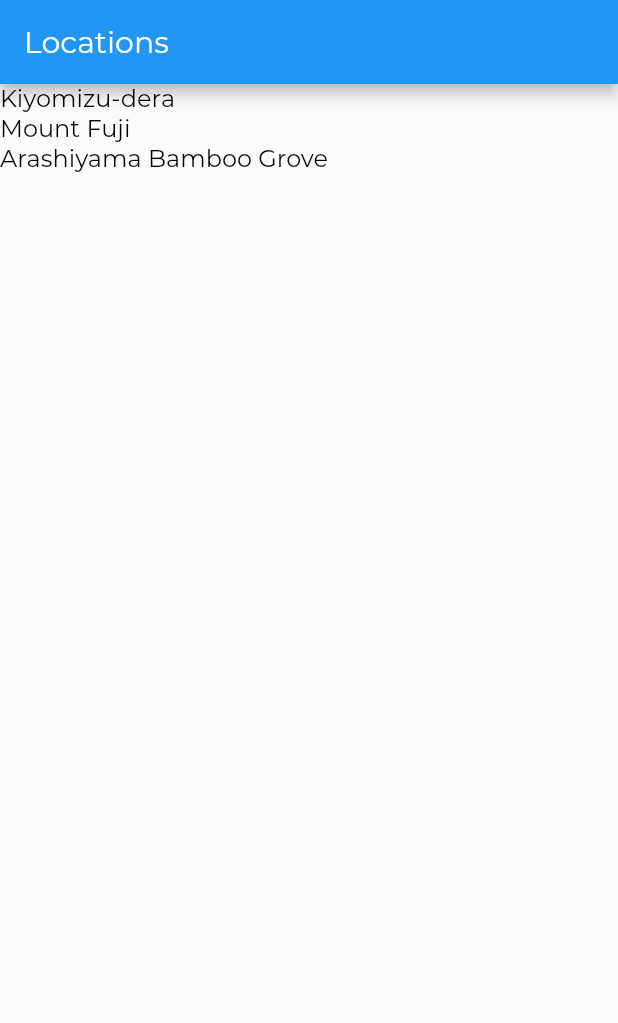
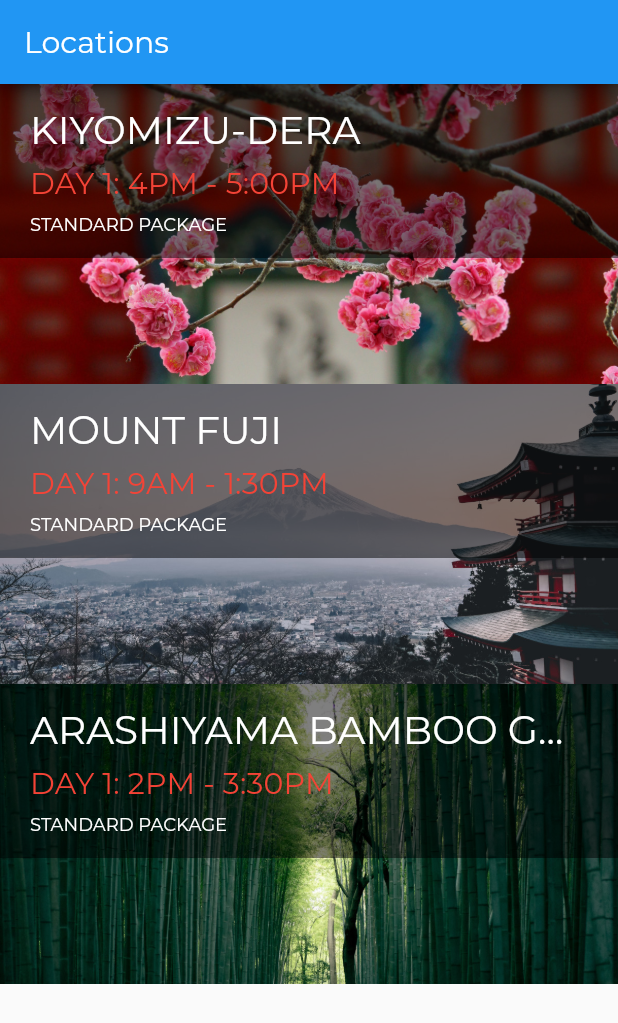
Before and after one commit to activesince93/first_flutter_app, a Flutter app: the screen it shows after launch, on a phone screen of 412 x 824 dp. Shown: the top 1023 px of the screen. Run offline on Flutter 3.47's test engine with Material 2 defaults, Android fonts, the phone set to English and light mode, and no system bars.

Commit message:
- Design 'location_list.dart' screen

```diff
--- a/lib/location_detail/location_detail.dart
+++ b/lib/location_detail/location_detail.dart
@@ -1,8 +1,8 @@
 import 'package:first_flutter_app/models/location.dart';
 import 'package:flutter/material.dart';
 
-import 'text_section.dart';
-import 'image_banner.dart';
+import 'package:first_flutter_app/widgets/text_section.dart';
+import 'package:first_flutter_app/widgets/image_banner.dart';
 
 class LocationDetail extends StatelessWidget {
 
--- a/lib/location_list/location_list.dart
+++ b/lib/location_list/location_list.dart
@@ -1,4 +1,6 @@
+import 'package:first_flutter_app/widgets/image_banner.dart';
 import 'package:first_flutter_app/models/location.dart';
+import 'package:first_flutter_app/location_list/tile_overlay.dart';
 import 'package:flutter/material.dart';
 
 import '../main.dart';
@@ -12,19 +14,27 @@ class LocationList extends StatelessWidget {
       appBar: AppBar(
         title: Text('Locations'),
       ),
-      body: ListView(
-        children: locations
-            .map((location) =>
-            GestureDetector(
-              child: Text(location.name),
-              onTap: () => _onLocationTap(context, location.id)
-            ))
-            .toList(),
+      body: ListView.builder(
+        itemCount: locations.length,
+        itemBuilder: (context, index) =>
+            _itemBuilder(context, locations[index]),
       ),
     );
   }
 
   _onLocationTap(BuildContext context, int locationId) {
-    Navigator.pushNamed(context, LocationDetailsRoute, arguments: {"id" : locationId});
+    Navigator.pushNamed(context, LocationDetailsRoute,
+        arguments: {"id": locationId});
+  }
+
+  Widget _itemBuilder(BuildContext context, Location location) {
+    return GestureDetector(
+        child: Stack(
+            children: [
+              ImageBanner(location.imagePath),
+              TileOverlay(location)
+            ]
+        ),
+        onTap: () => _onLocationTap(context, location.id));
   }
 }
--- /dev/null
+++ b/lib/location_list/tile_overlay.dart
@@ -0,0 +1,24 @@
+import 'package:first_flutter_app/models/location.dart';
+import 'package:first_flutter_app/widgets/location_tile.dart';
+import 'package:flutter/material.dart';
+
+class TileOverlay extends StatelessWidget {
+  final Location _location;
+
+  TileOverlay(this._location);
+
+  @override
+  Widget build(BuildContext context) {
+    return Column(
+      mainAxisAlignment: MainAxisAlignment.end,
+      crossAxisAlignment: CrossAxisAlignment.stretch,
+      children: <Widget>[
+        Container(
+          padding: EdgeInsets.all(8.0),
+          decoration: BoxDecoration(color: Colors.black.withOpacity(0.5)),
+          child: LocationTile(_location, false),
+        )
+      ],
+    );
+  }
+}
--- a/lib/main.dart
+++ b/lib/main.dart
@@ -47,6 +47,11 @@ class UnitConverterApp extends StatelessWidget {
   _theme() {
     return ThemeData(
         appBarTheme: AppBarTheme(textTheme: TextTheme(title: AppBarTextStyle)),
-        textTheme: TextTheme(title: TitleTextStyle, body1: Body1TextStyle));
+        textTheme: TextTheme(
+          title: TitleTextStyle,
+          body1: Body1TextStyle,
+          subtitle: SubTitleTextStyle,
+          caption: CaptionTextStyle,
+        ));
   }
 }
--- a/lib/models/location.dart
+++ b/lib/models/location.dart
@@ -1,27 +1,56 @@
-import 'location_fact.dart';
+import './location_fact.dart';
 
+/// Represents a tourism location a user can visit.
 class Location {
   final int id;
   final String name;
   final String imagePath;
+  final String userItinerarySummary;
+  final String tourPackageName;
   final List<LocationFact> facts;
 
-  Location(this.id, this.name, this.imagePath, this.facts);
+  Location({
+    this.id,
+    this.name,
+    this.imagePath,
+    this.userItinerarySummary,
+    this.tourPackageName,
+    this.facts,
+  });
 
   static List<Location> fetchAll() {
     return [
-      Location(1, 'Kiyomizu-dera', 'assets/images/kiyomizu-dera.jpg', [
+      Location(
+          id: 1,
+          name: 'Kiyomizu-dera',
+          imagePath: 'assets/images/kiyomizu-dera.jpg',
+          userItinerarySummary: 'Day 1: 4PM - 5:00PM',
+          tourPackageName: 'Standard Package',
+          facts: [
             LocationFact('Summary',
                 'Kiyomizu-dera, officially Otowa-san Kiyomizu-dera, is an independent Buddhist temple in eastern Kyoto. The temple is part of the Historic Monuments of Ancient Kyoto UNESCO World Heritage site.'),
-        LocationFact('Architectural Style', 'Japanese Buddhist architecture.'),
+            LocationFact(
+                'Architectural Style', 'Japanese Buddhist architecture.'),
           ]),
-      Location(2, 'Mount Fuji', 'assets/images/fuji.jpg', [
+      Location(
+          id: 2,
+          name: 'Mount Fuji',
+          imagePath: 'assets/images/fuji.jpg',
+          userItinerarySummary: 'Day 1: 9AM - 1:30PM',
+          tourPackageName: 'Standard Package',
+          facts: [
             LocationFact('Summary',
                 'Japan’s Mt. Fuji is an active volcano about 100 kilometers southwest of Tokyo. Commonly called “Fuji-san,” it’s the country’s tallest peak, at 3,776 meters. A pilgrimage site for centuries, it’s considered one of Japan’s 3 sacred mountains, and summit hikes remain a popular activity. Its iconic profile is the subject of numerous works of art, notably Edo Period prints by Hokusai and Hiroshige.'),
             LocationFact('Did You Know',
-            'There are three cities that surround  Mount Fuji: Gotemba, Fujiyoshida and Fujinomiya.'),
+                'There are three cities that surround Mount Fuji: Gotemba, Fujiyoshida and Fujinomiya.'),
           ]),
-      Location(3, 'Arashiyama Bamboo Grove', 'assets/images/arashiyama.jpg', [
+      Location(
+          id: 3,
+          name: 'Arashiyama Bamboo Grove',
+          imagePath: 'assets/images/arashiyama.jpg',
+          userItinerarySummary: 'Day 1: 2PM - 3:30PM',
+          tourPackageName: 'Standard Package',
+          facts: [
             LocationFact('Summary',
                 'While we could go on about the ethereal glow and seemingly endless heights of this bamboo grove on the outskirts of Kyoto, the sight\'s pleasures extend beyond the visual realm.'),
             LocationFact('How to Get There',
@@ -30,11 +59,12 @@ class Location {
     ];
   }
 
-  static Location fetchById(int locationId) {
-    List<Location> locationsList = fetchAll();
-    for(Location location in locationsList) {
-      if(location.id == locationId) {
-        return location;
+  static Location fetchById(int locationID) {
+    // NOTE: this will replaced by a proper API call
+    List<Location> locations = Location.fetchAll();
+    for (var i = 0; i < locations.length; i++) {
+      if (locations[i].id == locationID) {
+        return locations[i];
       }
     }
     return null;
--- a/lib/style.dart
+++ b/lib/style.dart
@@ -3,6 +3,14 @@ import 'package:flutter/material.dart';
 const LargeTextSize = 26.0;
 const MediumTextSize = 20.0;
 const BodyTextSize = 16.0;
+const SmallTextSize = 12.0;
+
+const DefaultPaddingHorizontal = 12.0;
+
+const Color TextColorLight = Colors.black;
+const Color TextColorDark = Colors.white;
+const Color TextColorAccent = Colors.red;
+const Color TextColorFaint = Color.fromRGBO(128, 128, 128, 1.0);
 
 const String FontNameDefault = 'Montserrat';
 
@@ -26,3 +34,17 @@ const Body1TextStyle = TextStyle(
     fontSize: BodyTextSize,
     color: Colors.black
 );
+
+const SubTitleTextStyle = TextStyle(
+  fontFamily: FontNameDefault,
+  fontWeight: FontWeight.w300,
+  fontSize: MediumTextSize,
+  color: TextColorAccent,
+);
+
+const CaptionTextStyle = TextStyle(
+  fontFamily: FontNameDefault,
+  fontWeight: FontWeight.w300,
+  fontSize: SmallTextSize,
+  color: TextColorDark,
+);
--- a/lib/location_detail/image_banner.dart
+++ b/lib/widgets/image_banner.dart
@@ -17,7 +17,7 @@ class ImageBanner extends StatelessWidget {
       ),
       child: Image.asset(
           _imagePath,
-        fit: BoxFit.fill,
+        fit: BoxFit.cover,
       ),
     );
   }
--- /dev/null
+++ b/lib/widgets/location_tile.dart
@@ -0,0 +1,45 @@
+import 'package:flutter/material.dart';
+import '../models/location.dart';
+import '../style.dart';
+
+const LocationTileHeight = 100.0;
+
+class LocationTile extends StatelessWidget {
+  final Location location;
+  final bool darkTheme;
+
+  LocationTile(this.location, this.darkTheme);
+
+  @override
+  Widget build(BuildContext context) {
+    final textColor = this.darkTheme ? TextColorLight : TextColorDark;
+
+    return Container(
+      padding: EdgeInsets.symmetric(horizontal: DefaultPaddingHorizontal),
+      height: LocationTileHeight,
+      child: Column(
+          mainAxisAlignment: MainAxisAlignment.spaceEvenly,
+          crossAxisAlignment: CrossAxisAlignment.start,
+          children: [
+            Text(
+              location.name.toUpperCase(),
+              overflow: TextOverflow.ellipsis,
+              maxLines: 1,
+              style:
+              Theme.of(context).textTheme.title.copyWith(color: textColor),
+            ),
+            Text(
+              location.userItinerarySummary.toUpperCase(),
+              style: Theme.of(context).textTheme.subtitle,
+            ),
+            Text(
+              location.tourPackageName.toUpperCase(),
+              style: Theme.of(context)
+                  .textTheme
+                  .caption
+                  .copyWith(color: textColor),
+            ),
+          ]),
+    );
+  }
+}
```
Also changed, not shown: lib/widgets/text_section.dart (renamed from lib/location_detail/text_section.dart). Lines whose indentation alone changed are shown as unchanged.
